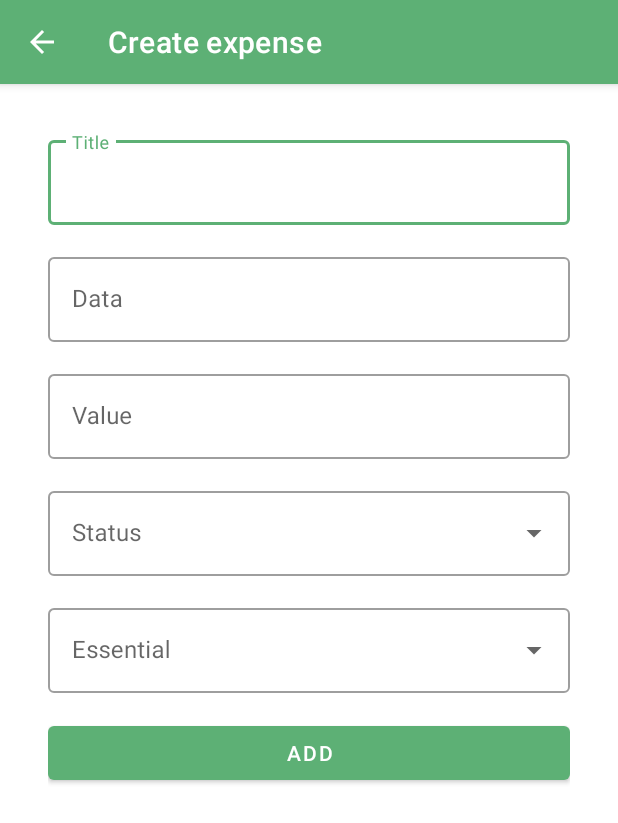
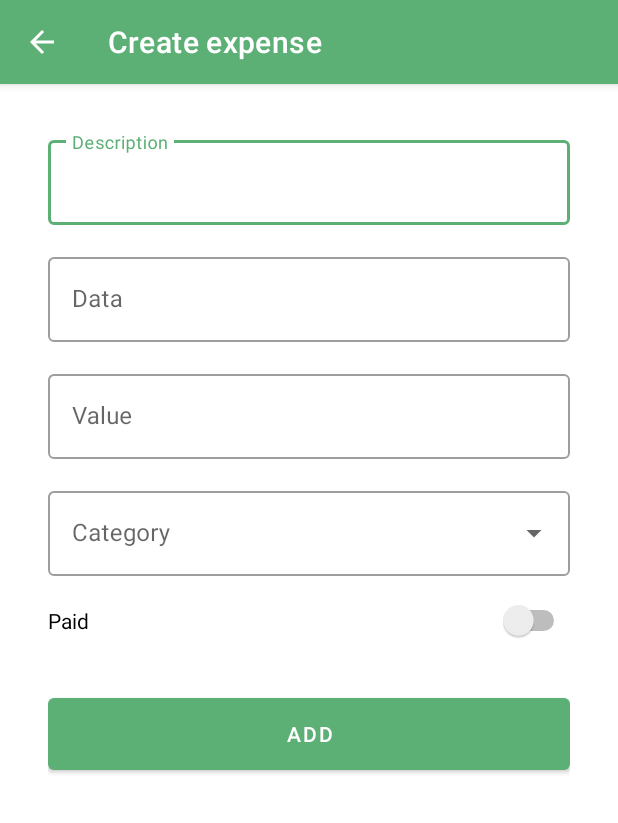
Before and after one commit to userddssilva/financial-checker-mobile, an Android app: the RegisterExpenseActivity screen opened directly, with no data from a screen before it, on a phone screen of 412 x 824 dp. Shown: the top 823 px of the screen. Run offline under Robolectric (Android 15) with nearby library versions, the phone set to English and light mode, and no system bars.

Commit message:
Update expense fragment

```diff
--- a/app/src/main/java/com/financialchecker/ui/expense/ExpenseFragment.kt
+++ b/app/src/main/java/com/financialchecker/ui/expense/ExpenseFragment.kt
@@ -8,6 +8,7 @@ import android.view.ViewGroup
 import android.widget.TextView
 import androidx.fragment.app.Fragment
 import androidx.lifecycle.ViewModelProvider
+import com.financialchecker.R
 import com.financialchecker.databinding.FragmentExpenseBinding
 import com.google.android.material.floatingactionbutton.FloatingActionButton
 
@@ -24,6 +25,7 @@ class ExpenseFragment : Fragment() {
         container: ViewGroup?,
         savedInstanceState: Bundle?
     ): View {
+        activity?.title = getString(R.string.expense);
         val expenseViewModel =
             ViewModelProvider(this).get(ExpenseViewModel::class.java)
 
--- a/app/src/main/java/com/financialchecker/ui/expense/RegisterExpenseActivity.kt
+++ b/app/src/main/java/com/financialchecker/ui/expense/RegisterExpenseActivity.kt
@@ -21,14 +21,11 @@ class RegisterExpenseActivity : AppCompatActivity() {
 
         title = "Create expense"
 
-        val statusItems = resources.getStringArray(R.array.expense_status)
-        val essentialItems = resources.getStringArray(R.array.expense_type)
+        val expenseCategoryArray = resources.getStringArray(R.array.expense_category)
 
-        val statusItemsAdapter = ArrayAdapter(applicationContext, R.layout.item_expense_status, statusItems)
-        val essentialItemsAdapter = ArrayAdapter(applicationContext, R.layout.item_expense_status, essentialItems)
+        val expenseCategoryItems = ArrayAdapter(applicationContext, R.layout.item_expense_status, expenseCategoryArray)
 
-        (binding.atvExpenseStatus as? AutoCompleteTextView)?.setAdapter(statusItemsAdapter)
-        (binding.atvExpenseEssential as? AutoCompleteTextView)?.setAdapter(essentialItemsAdapter)
+        (binding.atvExpenseCategory as? AutoCompleteTextView)?.setAdapter(expenseCategoryItems)
 
         binding.btnAddExpense.setOnClickListener {
             onBackPressedDispatcher.onBackPressed()
--- a/app/src/main/res/layout/activity_register_expense.xml
+++ b/app/src/main/res/layout/activity_register_expense.xml
@@ -1,6 +1,5 @@
 <?xml version="1.0" encoding="utf-8"?>
 <LinearLayout xmlns:android="http://schemas.android.com/apk/res/android"
-    xmlns:app="http://schemas.android.com/apk/res-auto"
     xmlns:tools="http://schemas.android.com/tools"
     android:layout_width="match_parent"
     android:layout_height="wrap_content"
@@ -21,10 +20,11 @@
             android:layout_width="match_parent"
             android:layout_height="wrap_content"
             android:layout_marginBottom="16dp">
+
             <com.google.android.material.textfield.TextInputEditText
                 android:layout_width="match_parent"
                 android:layout_height="wrap_content"
-                android:hint="Title"
+                android:hint="Description"
                 android:inputType="textMultiLine" />
         </com.google.android.material.textfield.TextInputLayout>
 
@@ -54,41 +54,45 @@
                 android:inputType="numberDecimal" />
         </com.google.android.material.textfield.TextInputLayout>
 
+        <LinearLayout
+            android:layout_width="match_parent"
+            android:layout_height="wrap_content"
+            android:orientation="horizontal"
+            android:weightSum="1.0">
+
+        </LinearLayout>
+
         <com.google.android.material.textfield.TextInputLayout
-            android:id="@+id/ti_expense_status"
+            android:id="@+id/ti_expense_category"
             android:layout_marginBottom="16dp"
             style="@style/Widget.MaterialComponents.TextInputLayout.OutlinedBox.ExposedDropdownMenu"
             android:layout_width="match_parent"
             android:layout_height="wrap_content">
 
             <AutoCompleteTextView
-                android:id="@+id/atv_expense_status"
+                android:id="@+id/atv_expense_category"
                 android:layout_width="match_parent"
                 android:layout_height="wrap_content"
-                android:hint="Status"
+                android:hint="Category"
                 android:inputType="none" />
         </com.google.android.material.textfield.TextInputLayout>
 
-        <com.google.android.material.textfield.TextInputLayout
-            android:id="@+id/ti_expense_essential"
-            android:layout_marginBottom="16dp"
-            style="@style/Widget.MaterialComponents.TextInputLayout.OutlinedBox.ExposedDropdownMenu"
+
+        <Switch
+            android:id="@+id/swt_paid"
             android:layout_width="match_parent"
-            android:layout_height="wrap_content">
-
-            <AutoCompleteTextView
-                android:id="@+id/atv_expense_essential"
-                android:layout_width="match_parent"
-                android:layout_height="wrap_content"
-                android:hint="Essential"
-                android:inputType="none" />
-        </com.google.android.material.textfield.TextInputLayout>
+            android:layout_height="wrap_content"
+            android:layout_marginBottom="32dp"
+            android:layout_weight="1"
+            android:text="Paid"
+            tools:ignore="UseSwitchCompatOrMaterialXml" />
 
         <com.google.android.material.button.MaterialButton
             android:id="@+id/btn_add_expense"
             android:layout_width="match_parent"
             android:layout_height="wrap_content"
-            android:text="Add"/>
+            android:height="60dp"
+            android:text="Add" />
 
     </LinearLayout>
 </LinearLayout>
--- a/app/src/main/res/values/strings.xml
+++ b/app/src/main/res/values/strings.xml
@@ -4,12 +4,17 @@
     <string name="title_expense">Expense</string>
     <string name="title_dashboard">Dashboard</string>
     <string name="title_notifications">Notifications</string>
-    <string-array name="expense_status">
-        <item>Paid</item>
-        <item>Unpaid</item>
-    </string-array>
-    <string-array name="expense_type">
-        <item>Essential</item>
-        <item>Not Essential</item>
+    <string name="expense">Expense</string>
+    <string name="category">Category</string>
+    <string-array name="expense_category">
+        <item>Clothing</item>
+        <item>Education</item>
+        <item>Health</item>
+        <item>Home</item>
+        <item>Restaurant</item>
+        <item>Supermarket</item>
+        <item>Transport</item>
+        <item>Services</item>
+        <item>Others</item>
     </string-array>
 </resources>
```
Also changed, not shown: app/src/main/res/layout/activity_main.xml (+14 -13 lines), app/src/main/res/layout/fragment_category.xml (added, +9 -0 lines), app/src/main/res/menu/bottom_nav_menu.xml (+9 -0 lines).
